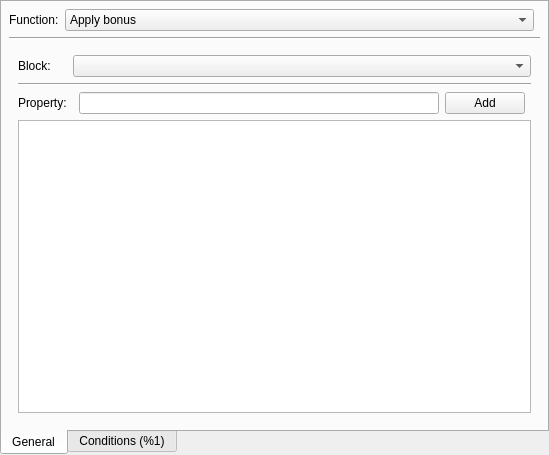
IoeCmcomc/MCDatapacker, file src/loottablefunction.ui: the form before one commit.
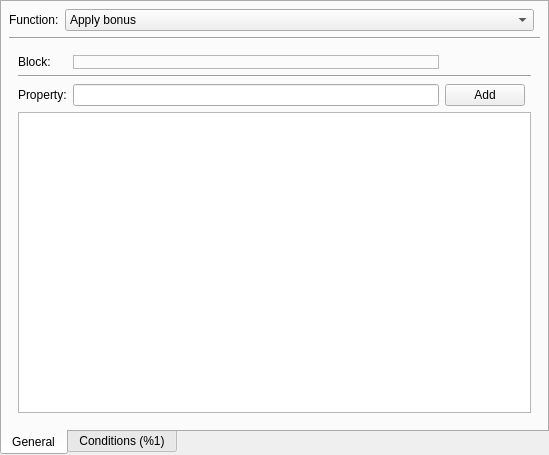
The form after the commit. The open tabs and pages were chosen to show the change. Custom widgets are drawn as their Qt base class.

```diff
--- a/src/loottablefunction.ui
+++ b/src/loottablefunction.ui
@@ -265,36 +265,30 @@
       </widget>
       <widget class="QWidget" name="copy_state">
        <layout class="QGridLayout" name="gridLayout">
-        <item row="0" column="0">
-         <widget class="QLabel" name="label_8">
-          <property name="text">
-           <string>Block:</string>
-          </property>
-          <property name="buddy">
-           <cstring>copyState_blockCombo</cstring>
-          </property>
-         </widget>
-        </item>
-        <item row="0" column="1" colspan="4">
-         <widget class="QComboBox" name="copyState_blockCombo"/>
-        </item>
-        <item row="1" column="0" rowspan="2" colspan="5">
+        <item row="1" column="0" rowspan="2" colspan="4">
          <widget class="Line" name="line_2">
           <property name="orientation">
            <enum>Qt::Horizontal</enum>
           </property>
          </widget>
         </item>
-        <item row="3" column="2">
+        <item row="3" column="1">
          <widget class="QLineEdit" name="copyState_lineEdit"/>
         </item>
-        <item row="4" column="0" colspan="5">
+        <item row="4" column="0" colspan="4">
          <widget class="QListWidget" name="copyState_list">
           <property name="toolTip">
            <string>Right click a row to delete it.</string>
           </property>
          </widget>
         </item>
+        <item row="3" column="2">
+         <widget class="QPushButton" name="copyState_addBtn">
+          <property name="text">
+           <string>Add</string>
+          </property>
+         </widget>
+        </item>
         <item row="3" column="0">
          <widget class="QLabel" name="label_9">
           <property name="text">
@@ -305,10 +299,20 @@
           </property>
          </widget>
         </item>
-        <item row="3" column="3">
-         <widget class="QPushButton" name="copyState_addBtn">
+        <item row="0" column="0">
+         <widget class="QLabel" name="label_8">
           <property name="text">
-           <string>Add</string>
+           <string>Block:</string>
+          </property>
+         </widget>
+        </item>
+        <item row="0" column="1">
+         <widget class="InventorySlot" name="copyState_blockSlot">
+          <property name="frameShape">
+           <enum>QFrame::StyledPanel</enum>
+          </property>
+          <property name="frameShadow">
+           <enum>QFrame::Raised</enum>
           </property>
          </widget>
         </item>
@@ -1510,6 +1514,12 @@
    <extends>QSpinBox</extends>
    <header location="global">optionalspinbox.h</header>
   </customwidget>
+  <customwidget>
+   <class>InventorySlot</class>
+   <extends>QFrame</extends>
+   <header location="global">inventoryslot.h</header>
+   <container>1</container>
+  </customwidget>
   <customwidget>
    <class>RawJsonTextEditor</class>
    <extends>QFrame</extends>
```
Left out of the diff: 5 changed lines with no effect on the pictures.
